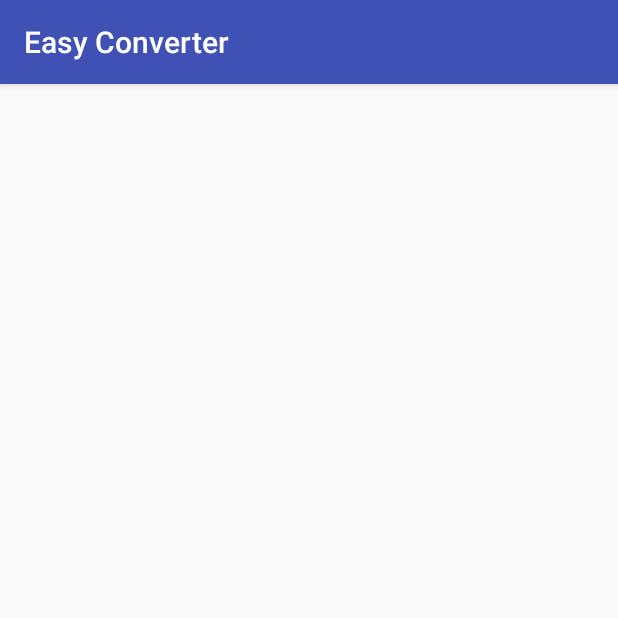
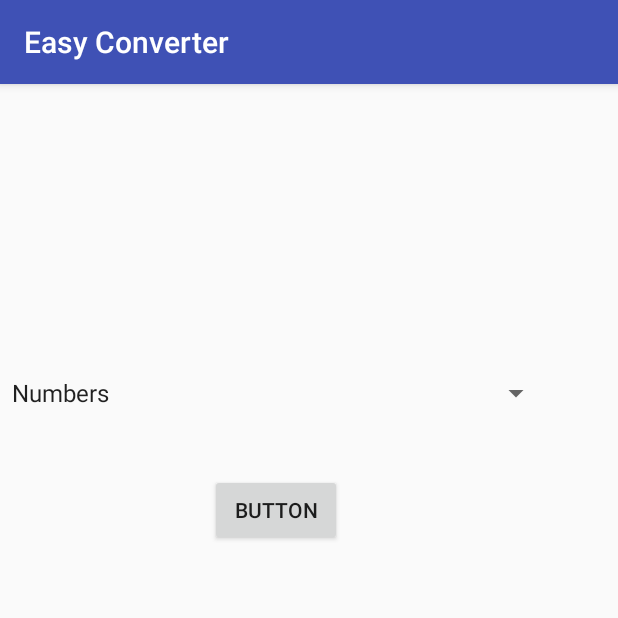
Before and after one commit to dalportodev/EasyConverter, an Android app: the screen it shows after launch (MainActivity), on a phone screen of 412 x 824 dp, the top half of it. Run offline under Robolectric (Android 15) with nearby library versions, the phone set to English and light mode, and no system bars.

Commit message:
Set up main activity and navigation to conversion activities

```diff
--- a/app/src/main/java/com/chomptech/easyconverter/MainActivity.java
+++ b/app/src/main/java/com/chomptech/easyconverter/MainActivity.java
@@ -1,5 +1,6 @@
 package com.chomptech.easyconverter;
 
+import android.content.Intent;
 import android.support.v7.app.AppCompatActivity;
 import android.os.Bundle;
 import android.view.View;
@@ -10,14 +11,35 @@ import android.widget.Spinner;
 
 
 public class MainActivity extends AppCompatActivity {
-
+Spinner spinner1;
 
     @Override
     protected void onCreate(Bundle savedInstanceState) {
         super.onCreate(savedInstanceState);
         setContentView(R.layout.activity_main);
 
+        spinner1 = (Spinner) findViewById(R.id.spinner1);
+// Create an ArrayAdapter using the string array and a default spinner layout
+        ArrayAdapter<CharSequence> adapter = ArrayAdapter.createFromResource(this,
+                R.array.choice_array, android.R.layout.simple_spinner_item);
+// Specify the layout to use when the list of choices appears
+        adapter.setDropDownViewResource(android.R.layout.simple_spinner_dropdown_item);
+// Apply the adapter to the spinner
+        spinner1.setAdapter(adapter);
 
+    }
+    public void makeChoice(View view) {
+        String userSelection = spinner1.getSelectedItem().toString();
+        if (userSelection.equals("Numbers")) {
+            Intent intent = new Intent(getApplicationContext(), NumberActivity.class);
+            startActivity(intent);
+        } else if(userSelection.equals("Distance")) {
+            Intent intent = new Intent(getApplicationContext(), DistanceActivity.class);
+            startActivity(intent);
+        } else if(userSelection.equals("Volume")) {
+            Intent intent = new Intent(getApplicationContext(), VolumeActivity.class);
+            startActivity(intent);
+        }
 
     }
 // add methods to change activities
--- a/app/src/main/res/layout/activity_main.xml
+++ b/app/src/main/res/layout/activity_main.xml
@@ -13,5 +13,22 @@
         tools:layout_editor_absoluteY="8dp"
         tools:layout_editor_absoluteX="8dp">
 
+        <Spinner
+            android:id="@+id/spinner1"
+            android:layout_width="match_parent"
+            android:layout_height="wrap_content"
+            android:layout_alignParentTop="true"
+            android:layout_centerHorizontal="true"
+            android:layout_marginTop="194dp" />
+
+        <Button
+            android:id="@+id/button1"
+            android:layout_width="wrap_content"
+            android:layout_height="wrap_content"
+            android:layout_below="@+id/spinner1"
+            android:layout_centerHorizontal="true"
+            android:layout_marginTop="42dp"
+            android:text="Button"
+            android:onClick="makeChoice"/>
     </RelativeLayout>
 </android.support.constraint.ConstraintLayout>
--- a/app/src/main/res/values/strings.xml
+++ b/app/src/main/res/values/strings.xml
@@ -1,5 +1,10 @@
 <resources>
     <string name="app_name">Easy Converter</string>
+    <string-array name="choice_array">
+        <item>Numbers</item>
+        <item>Distance</item>
+        <item>Volume</item>
+    </string-array>
     <string-array name="num_array">
         <item>Decimal</item>
         <item>Hexadecimal</item>
```
